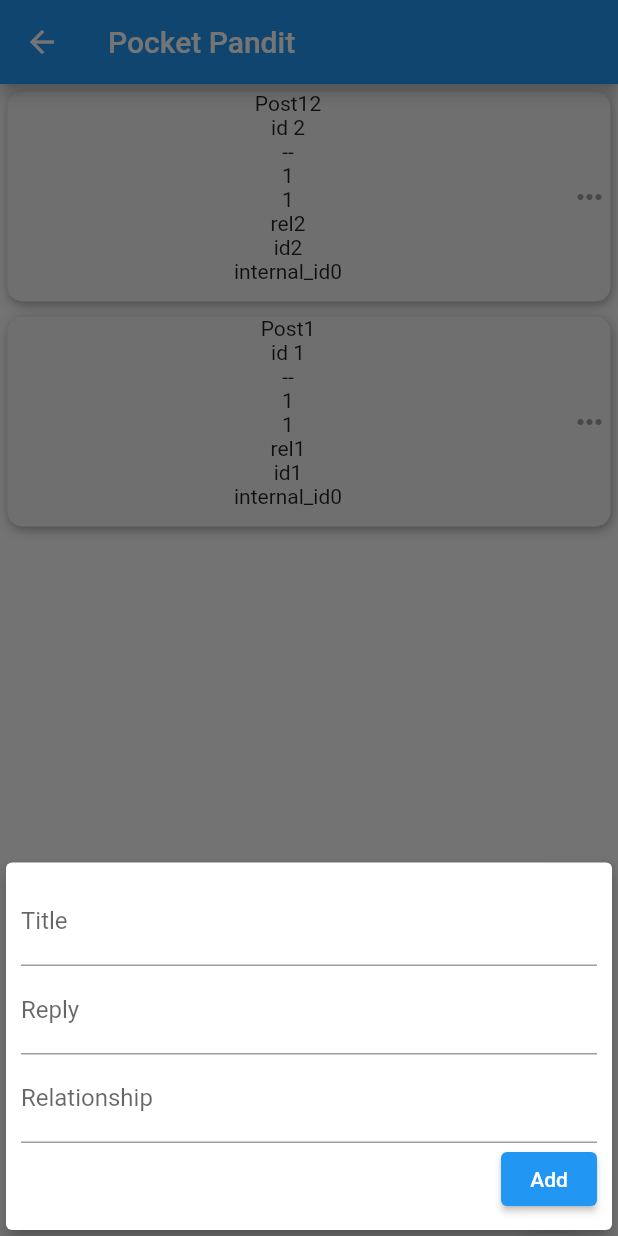
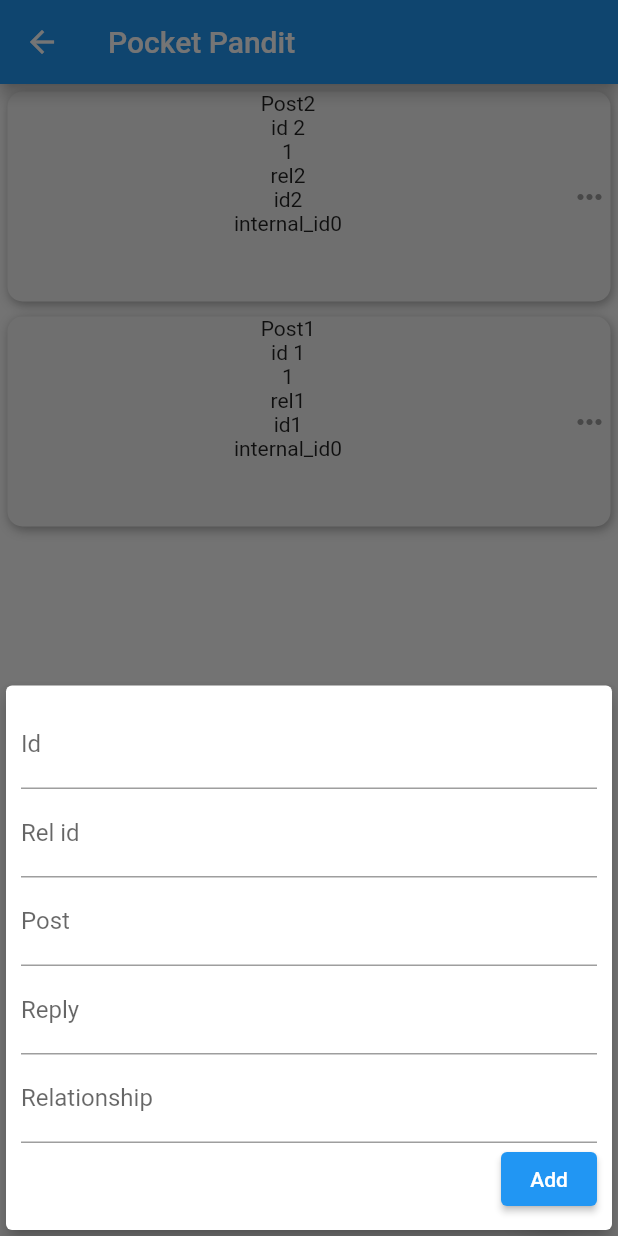
Before and after one commit to RabinPhaiju/flutter_objectbox, a Flutter app: the PostPage screen opened directly, after a tap on the "add" icon, on a phone screen of 412 x 824 dp. Run offline on Flutter 3.47's test engine with Material 2 defaults, Android fonts, the phone set to English and light mode, and no system bars; our stand-ins replace objectbox; generated files the repository leaves out were written again.

```diff
--- a/lib/models/ForumPost.dart
+++ b/lib/models/ForumPost.dart
@@ -6,8 +6,8 @@ import 'PostReply.dart';
 
 @Entity()
 class ForumPost {
-  @Id()
-  int id;
+  @Id(assignable: true)
+  int id= 0;
 
   String title;
   bool draft;
@@ -17,7 +17,7 @@ class ForumPost {
   @Backlink()
   final replies = ToMany<PostReply>();
 
-  ForumPost(this.title, {this.id = 0, this.draft = false});
+  ForumPost(this.title, this.id , {this.draft = false});
 
   bool setPosted(){
     draft = false;
--- a/lib/models/Relationship.dart
+++ b/lib/models/Relationship.dart
@@ -2,14 +2,9 @@ import 'package:objectbox/objectbox.dart';
 
 @Entity()
 class Relationship {
-    @Id()
-  int? internalId = 0;
-  @Unique(onConflict: ConflictStrategy.replace)
-  @Index()
+  @Id()
+  int internalId = 0;
   int? id;
-
-
-
   String title;
 
   Relationship(this.title,this.id);
--- a/lib/objectbox.dart
+++ b/lib/objectbox.dart
@@ -31,9 +31,9 @@ class ObjectBox{
     Relationship rel3 = Relationship('rel3',3);
     Relationship rel4 = Relationship('rel4',4);
 
-    ForumPost post1 = ForumPost('Post1');
+    ForumPost post1 = ForumPost('Post1',1);
     post1.relationship.target = rel1;
-    ForumPost post2 = ForumPost('Post12');
+    ForumPost post2 = ForumPost('Post2',2);
     post2.relationship.target = rel2;
 
     PostReply reply1 = PostReply('reply1 of post 1');
@@ -50,7 +50,7 @@ class ObjectBox{
 
     // putting reply will also put if new post cause they have relation.
     forumPostBox.putMany([post1,post2]);
-    relationshipBox.putMany([rel3,rel4]);
+    // relationshipBox.putMany([rel3,rel4]);
   }
 
   static Future<ObjectBox> create() async{
@@ -68,10 +68,10 @@ class ObjectBox{
     debugPrint('Add reply ${newReply.content} of post ${newReply.post.target?.title}');
   }
 
-  int addPost(String newPost,String rel,String reply1){
-    Relationship _rel = Relationship(rel,5);
+  int addPost(String id,String relId,String newPost,String rel,String reply1){
+    Relationship _rel = Relationship(rel,int.parse(relId));
     PostReply _reply1 = PostReply(reply1);
-    ForumPost postTOAdd = ForumPost(newPost);
+    ForumPost postTOAdd = ForumPost(newPost,int.parse(id));
     postTOAdd.relationship.target = _rel;
     postTOAdd.replies.add(_reply1);
 
--- a/lib/objectbox2.dart
+++ b/lib/objectbox2.dart
@@ -32,9 +32,9 @@ class ObjectBox2{
     Relationship rel3 = Relationship('rel3',3);
     Relationship rel4 = Relationship('rel4',4);
 
-    ForumPost post1 = ForumPost('Post1');
+    ForumPost post1 = ForumPost('Post1',1);
     post1.relationship.target = rel1;
-    ForumPost post2 = ForumPost('Post12');
+    ForumPost post2 = ForumPost('Post2',2);
     post2.relationship.target = rel2;
 
     PostReply reply1 = PostReply('reply1 of post 1');
@@ -71,7 +71,7 @@ class ObjectBox2{
   int addPost(String newPost,String rel,String reply1){
     Relationship _rel = Relationship(rel,5);
     PostReply _reply1 = PostReply(reply1);
-    ForumPost postTOAdd = ForumPost(newPost);
+    ForumPost postTOAdd = ForumPost(newPost,33);
     postTOAdd.relationship.target = _rel;
     postTOAdd.replies.add(_reply1);
 
--- a/lib/screens/forum/add_post.dart
+++ b/lib/screens/forum/add_post.dart
@@ -10,6 +10,8 @@ class NewPost extends StatefulWidget {
 }
 
 class _NewPostState extends State<NewPost> {
+  final _idController = TextEditingController();
+  final _relIdController = TextEditingController();
   final _titleController = TextEditingController();
   final _replyController = TextEditingController();
   final _relationController = TextEditingController();
@@ -18,6 +20,8 @@ class _NewPostState extends State<NewPost> {
   Widget build(BuildContext context) {
 
     void submitPost(){
+      final enteredId = _idController.text;
+      final enteredRelId = _relIdController.text;
       final enteredTitle = _titleController.text;
       final enteredReply = _replyController.text;
       final enteredRelation = _relationController.text;
@@ -25,7 +29,7 @@ class _NewPostState extends State<NewPost> {
       if(enteredTitle.isEmpty){return;}
       // widget only available in stateful
       // widget is special property that gives access to the context of your Widget
-      widget.addPost(enteredTitle,enteredReply,enteredRelation);
+      widget.addPost(enteredId,enteredRelId,enteredTitle,enteredReply,enteredRelation);
       // close bottom sheet
       Navigator.of(context).pop();
     }
@@ -43,9 +47,18 @@ class _NewPostState extends State<NewPost> {
           child: Column(
             crossAxisAlignment: CrossAxisAlignment.end,
             children: <Widget>[
-              // Text(MediaQuery.of(context).viewInsets.bottom.toString()),
               TextField(
-                decoration: const InputDecoration(labelText: 'Title'),
+                decoration: const InputDecoration(labelText: 'Id'),
+                controller: _idController,
+                keyboardType: TextInputType.number,
+              ),
+              TextField(
+                decoration: const InputDecoration(labelText: 'Rel id'),
+                controller: _relIdController,
+                keyboardType: TextInputType.number,
+              ),
+              TextField(
+                decoration: const InputDecoration(labelText: 'Post'),
                 controller: _titleController,
               ),
               TextField(
@@ -62,7 +75,8 @@ class _NewPostState extends State<NewPost> {
                     submitPost();
                   },
                   child: const Text('Add')
-              )
+              ),
+              Padding(padding: EdgeInsets.only(bottom: MediaQuery.of(context).viewInsets.bottom))
             ],
           ),
         ),
--- a/lib/screens/forum/post_list_card.dart
+++ b/lib/screens/forum/post_list_card.dart
@@ -37,10 +37,7 @@ class _PostListCardState extends State<PostListCard> {
                   children: <Widget>[
                     Text(widget.post.title),
                     Text('id ${widget.post.id.toString()}'),
-                    widget.post?.replies == null ?
-                    Text(widget.post?.replies[0].replies.length.toString() as String):const Text('--'),
-                    Text(widget.post?.replies.length.toString() as String),
-                    Text(widget.post?.replies.length.toString() as String),
+                    Text(widget.post.replies.length.toString()),
                   Text(widget.post.relationship.target != null ? widget.post.relationship.target!.title : ''),
                   Text('id${widget.post.relationship.target != null ? widget.post.relationship.target!.id.toString() : ''}'),
                   Text('internal_id${widget.post.relationship.target != null ? widget.post.relationship.target!.internalId.toString() : ''}'),
--- a/lib/screens/forum/post_page.dart
+++ b/lib/screens/forum/post_page.dart
@@ -14,9 +14,9 @@ class PostPage extends StatefulWidget {
 }
 
 class _PostPageState extends State<PostPage> {
-  void addPost(String title,String reply,String rel){
+  void addPost(String id,String relId,String title,String reply,String rel){
     if(widget.boxType == 'objectbox1'){
-      objectBox.addPost(title,rel,reply);
+      objectBox.addPost(id,relId,title,rel,reply);
     }else{
       objectBox2.addPost(title,rel,reply);
     }
@@ -25,6 +25,7 @@ class _PostPageState extends State<PostPage> {
 
   startAddNewPost(BuildContext ctx){
     showModalBottomSheet(
+      isScrollControlled: true,
       useSafeArea: true,
         backgroundColor: Colors.transparent,
         context: ctx,
--- a/lib/widgets/popup_menu_button.dart
+++ b/lib/widgets/popup_menu_button.dart
@@ -27,8 +27,12 @@ class _PocketPopupMenuButtonState extends State<PocketPopupMenuButton> {
       PopupMenuItem<MenuElement>(value: item,child: Text(item.text!),);
 
   void onSelected(BuildContext context, ForumPost post){
-    // objectBox.forumPostBox.remove(post.id);
+    final removeRelationship = post.relationship.target;
     objectBox.forumPostBox.removeAsync(post.id);
+    if(removeRelationship !=null){
+      objectBox.relationshipBox.removeAsync(removeRelationship.internalId);
+    }
+
     setState(() {});
   }
 
```
Also changed, not shown: lib/main.dart (+10 -0 lines), lib/objectbox-model.json (+5 -5 lines), lib/objectbox.g.dart, 1 other file.
